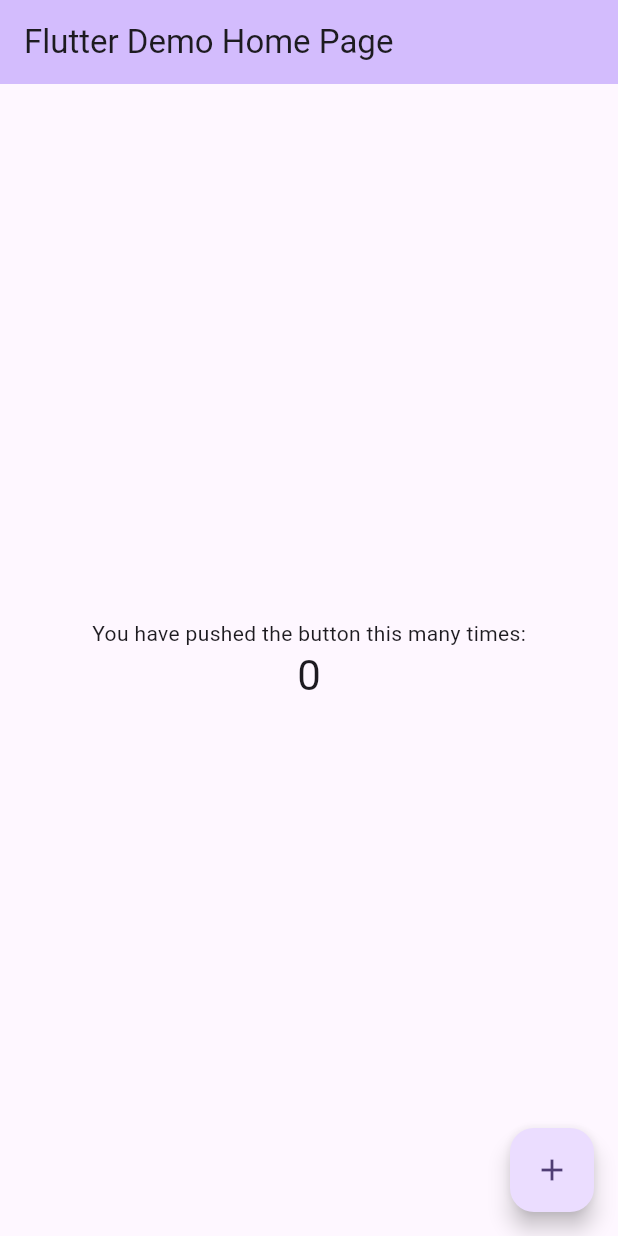
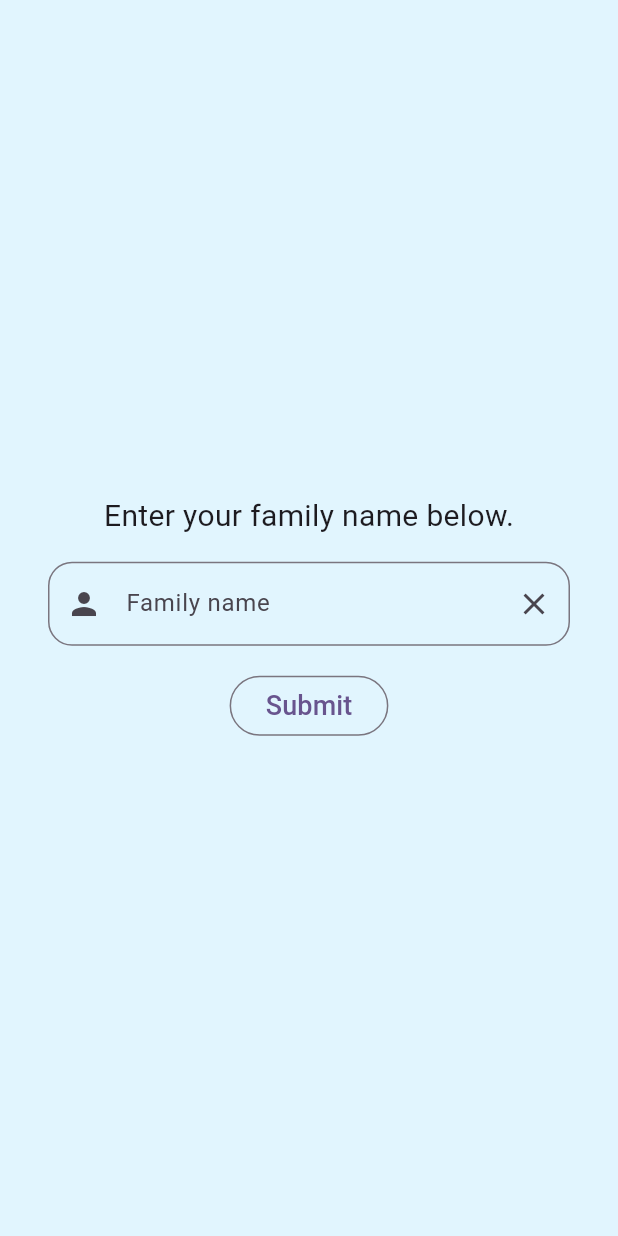
Before and after one commit to dominikdoric/house-work-app, a Flutter app: the screen it shows after launch, on a phone screen of 412 x 824 dp. Run offline on Flutter 3.47's test engine with Material 2 defaults, Android fonts, the phone set to English and light mode, and no system bars; our stand-ins replace freezed_annotation.

Commit message:
Family Name screen implemented

```diff
--- /dev/null
+++ b/house_work_app/lib/data/model/family_name_dto.dart
@@ -0,0 +1,11 @@
+import 'package:freezed_annotation/freezed_annotation.dart';
+
+part 'family_name_dto.freezed.dart';
+
+@freezed
+class FamilyNameDTO with _$FamilyNameDTO {
+  const factory FamilyNameDTO({
+    required int id,
+    required String familyName,
+  }) = _FamilyNameDto;
+}
--- a/house_work_app/lib/main.dart
+++ b/house_work_app/lib/main.dart
@@ -1,4 +1,5 @@
 import 'package:flutter/material.dart';
+import 'package:house_work_app/presentation/screens/familyNameScreen/enter_family_screen.dart';
 
 void main() {
   runApp(const MyApp());
@@ -15,54 +16,8 @@ class MyApp extends StatelessWidget {
         colorScheme: ColorScheme.fromSeed(seedColor: Colors.deepPurple),
         useMaterial3: true,
       ),
-      home: const MyHomePage(title: 'Flutter Demo Home Page'),
+      home: const FamilyNameScreen(),
+      debugShowCheckedModeBanner: false,
     );
   }
 }
-
-class MyHomePage extends StatefulWidget {
-  const MyHomePage({super.key, required this.title});
-  final String title;
-
-  @override
-  State<MyHomePage> createState() => _MyHomePageState();
-}
-
-class _MyHomePageState extends State<MyHomePage> {
-  int _counter = 0;
-
-  void _incrementCounter() {
-    setState(() {
-      _counter++;
-    });
-  }
-
-  @override
-  Widget build(BuildContext context) {
-    return Scaffold(
-      appBar: AppBar(
-        backgroundColor: Theme.of(context).colorScheme.inversePrimary,
-        title: Text(widget.title),
-      ),
-      body: Center(
-        child: Column(
-          mainAxisAlignment: MainAxisAlignment.center,
-          children: <Widget>[
-            const Text(
-              'You have pushed the button this many times:',
-            ),
-            Text(
-              '$_counter',
-              style: Theme.of(context).textTheme.headlineMedium,
-            ),
-          ],
-        ),
-      ),
-      floatingActionButton: FloatingActionButton(
-        onPressed: _incrementCounter,
-        tooltip: 'Increment',
-        child: const Icon(Icons.add),
-      ),
-    );
-  }
-}
--- /dev/null
+++ b/house_work_app/lib/presentation/screens/familyNameScreen/enter_family_screen.dart
@@ -0,0 +1,11 @@
+import 'package:flutter/material.dart';
+import 'package:house_work_app/presentation/screens/familyNameScreen/enter_family_screen_view.dart';
+
+class FamilyNameScreen extends StatelessWidget {
+  const FamilyNameScreen({super.key});
+
+  @override
+  Widget build(BuildContext context) {
+    return Scaffold(body: FamilyNameScreenView());
+  }
+}
--- /dev/null
+++ b/house_work_app/lib/presentation/screens/familyNameScreen/enter_family_screen_view.dart
@@ -0,0 +1,60 @@
+import 'package:flutter/material.dart';
+
+class FamilyNameScreenView extends StatelessWidget {
+  FamilyNameScreenView({super.key});
+
+  final TextEditingController _textEditingController = TextEditingController();
+
+  @override
+  Widget build(BuildContext context) {
+    return Scaffold(
+      backgroundColor: Colors.lightBlue.shade50,
+      body: Padding(
+        padding: const EdgeInsets.all(16.0),
+        child: Column(
+          mainAxisAlignment: MainAxisAlignment.center,
+          children: [
+            const Text(
+              'Enter your family name below.',
+              style: TextStyle(fontSize: 20.0),
+            ),
+            Padding(
+              padding: const EdgeInsets.all(16.0),
+              child: TextField(
+                controller: _textEditingController,
+                decoration: InputDecoration(
+                  labelText: 'Family name',
+                  hintText: 'Family name',
+                  prefixIcon: const Icon(Icons.person),
+                  suffixIcon: IconButton(
+                    icon: const Icon(Icons.clear),
+                    // Clear text when clear icon is clicked
+                    onPressed: () {
+                      _textEditingController.clear();
+                    },
+                  ),
+                  border: const OutlineInputBorder(
+                      gapPadding: 16.0,
+                      borderRadius: BorderRadius.all(Radius.circular(16.0))),
+                ),
+              ),
+            ),
+            OutlinedButton(
+              child: const Text(
+                'Submit',
+                style: TextStyle(fontSize: 18),
+              ),
+              onPressed: () {
+                const snackBar = SnackBar(
+                  content: Text('You successfully added your family name!'),
+                  duration: Duration(seconds: 2),
+                );
+                ScaffoldMessenger.of(context).showSnackBar(snackBar);
+              },
+            )
+          ],
+        ),
+      ),
+    );
+  }
+}
```
Also changed, not shown: house_work_app/lib/data/model/family_name_dto.freezed.dart (added).
